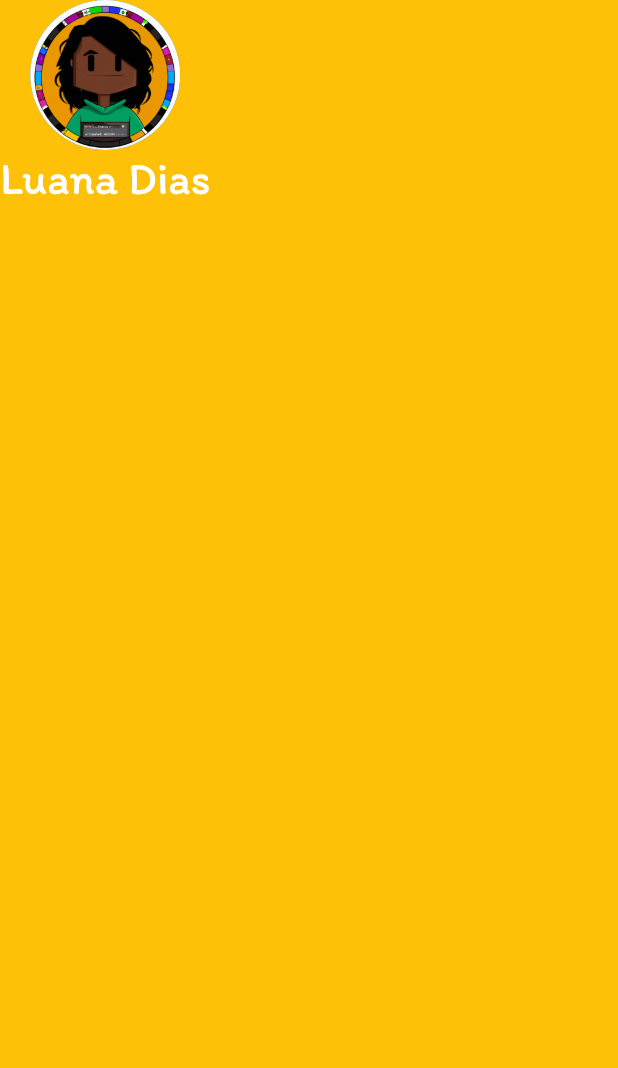
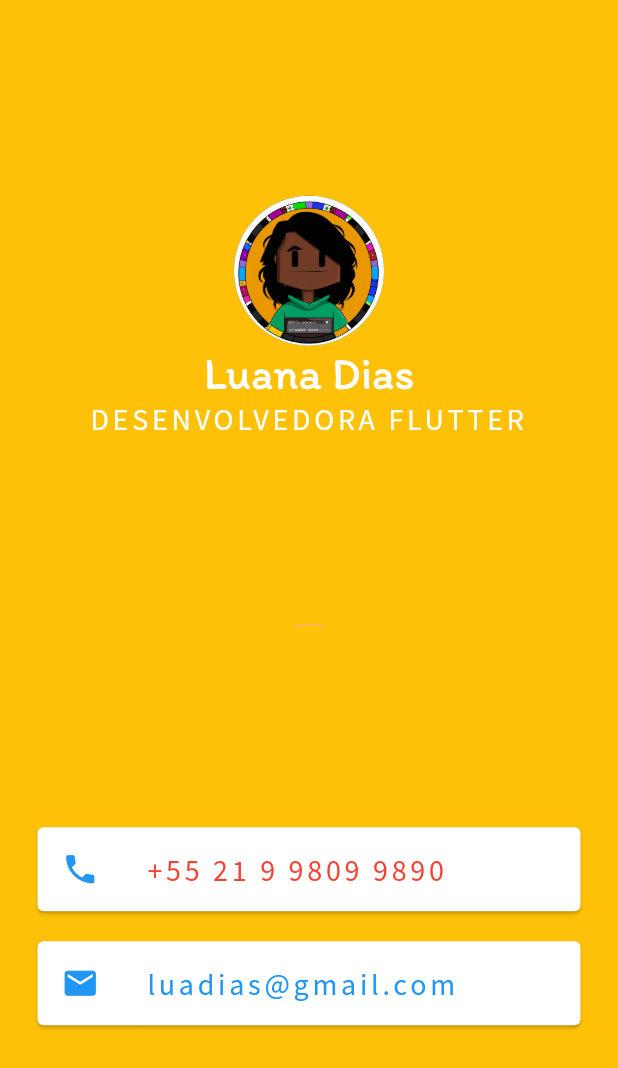
Before and after one commit to LuaDlc/my_card_app, a Flutter app: the screen it shows after launch, on a phone screen of 412 x 824 dp. Shown: the top 1068 px of the screen. Run offline on Flutter 3.47's test engine with Material 2 defaults, Android fonts, the phone set to English and light mode, and no system bars.

Commit message:
app criado

```diff
--- a/lib/main.dart
+++ b/lib/main.dart
@@ -7,7 +7,7 @@ void main() {
 }
 
 class MyApp extends StatelessWidget {
-  //const MyApp({Key key}) : super(key: key);
+  MyApp({Key? key}) : super(key: key);
 
   @override
   Widget build(BuildContext context) {
@@ -16,6 +16,7 @@ class MyApp extends StatelessWidget {
         backgroundColor: Colors.amber,
         body: SafeArea(
             child: Column(
+          mainAxisAlignment: MainAxisAlignment.center,
           children: <Widget>[
             CircleAvatar(
               backgroundImage: AssetImage('assets/image-icon.jpg'),
@@ -25,7 +26,66 @@ class MyApp extends StatelessWidget {
               'Luana Dias',
               style: TextStyle(
                   color: Colors.white, fontSize: 30, fontFamily: 'Regular'),
-            )
+            ),
+            const Text(
+              textAlign: TextAlign.center,
+              'DESENVOLVEDORA FLUTTER',
+              style: TextStyle(
+                  color: Colors.white,
+                  fontSize: 20,
+                  fontFamily: 'Source Sans Pro',
+                  letterSpacing: 2.5),
+            ),
+            SizedBox(
+              width: 20,
+              height: 250.0,
+              child: Divider(
+                color: Colors.deepOrange.shade200,
+              ),
+            ),
+            const Card(
+              color: Colors.white,
+              margin: EdgeInsets.symmetric(
+                vertical: 10,
+                horizontal: 25.0,
+              ),
+              child: ListTile(
+                leading: Icon(
+                  Icons.phone,
+                  size: 25,
+                  color: Colors.blue,
+                ),
+                title: Text(
+                  '+55 21 9 9809 9890',
+                  style: TextStyle(
+                      color: Colors.red,
+                      fontSize: 20,
+                      fontFamily: 'Source Sans Pro',
+                      letterSpacing: 2.5),
+                ),
+              ),
+            ),
+            const Card(
+                color: Colors.white,
+                margin: EdgeInsets.symmetric(
+                  vertical: 10,
+                  horizontal: 25.0,
+                ),
+                child: ListTile(
+                  leading: Icon(
+                    Icons.mail,
+                    size: 25,
+                    color: Colors.blue,
+                  ),
+                  title: Text(
+                    'luadias@gmail.com',
+                    style: TextStyle(
+                        color: Colors.blue,
+                        fontSize: 20,
+                        fontFamily: 'Source Sans Pro',
+                        letterSpacing: 2.5),
+                  ),
+                ))
           ],
         )),
       ),
```
Also changed, not shown: pubspec.yaml (+5 -5 lines), fonts/SourceSansPro-Regular.ttf (added).
